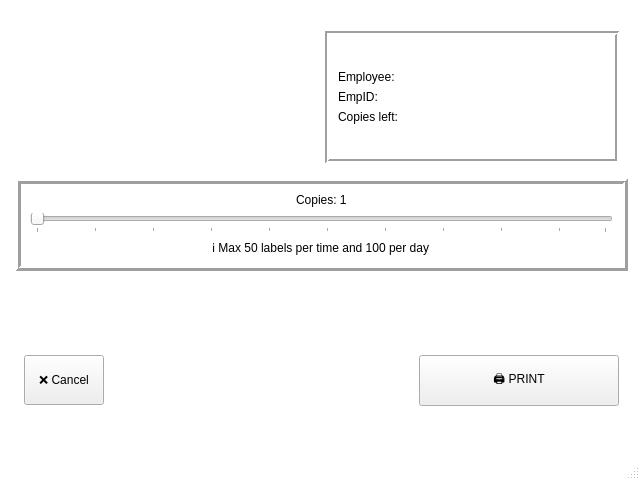
This is terminal_app/ui/mainwin.ui in msmwebUA/qr_printing_terminals as Qt 5 draws it before an edit. The edited form follows.
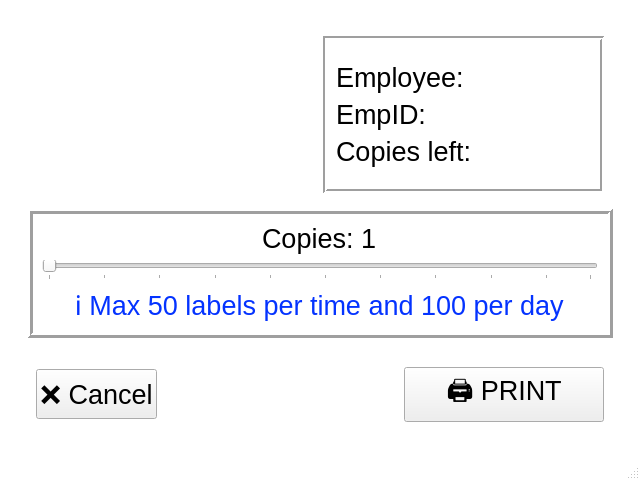
This is the edited form. The open tabs and pages were chosen to show the change. Icons and pictures are not drawn.

Commit message: Update UI to full screen size and change style of widgets

What changed in the file:
```diff
--- a/terminal_app/ui/mainwin.ui
+++ b/terminal_app/ui/mainwin.ui
@@ -22,15 +22,9 @@
 }</string>
   </property>
   <widget class="QWidget" name="centralwidget">
+   <layout class="QVBoxLayout" name="verticalLayout">
+    <item>
    <widget class="QStackedWidget" name="stackedWidget">
-    <property name="geometry">
-     <rect>
-      <x>0</x>
-      <y>0</y>
-      <width>641</width>
-      <height>421</height>
-     </rect>
-    </property>
     <property name="currentIndex">
      <number>2</number>
     </property>
@@ -215,18 +209,12 @@
      </widget>
     </widget>
     <widget class="QWidget" name="printPage">
+       <layout class="QVBoxLayout" name="verticalLayout_3">
+        <item>
      <widget class="QFrame" name="printFrame">
       <property name="enabled">
        <bool>true</bool>
       </property>
-      <property name="geometry">
-       <rect>
-        <x>6</x>
-        <y>13</y>
-        <width>631</width>
-        <height>411</height>
-       </rect>
-      </property>
       <property name="frameShape">
        <enum>QFrame::Shape::NoFrame</enum>
       </property>
@@ -245,6 +233,12 @@
          <layout class="QHBoxLayout" name="horizontalLayout_7">
           <item alignment="Qt::AlignmentFlag::AlignHCenter">
            <widget class="QLabel" name="printImg">
+                <property name="minimumSize">
+                 <size>
+                  <width>142</width>
+                  <height>142</height>
+                 </size>
+                </property>
             <property name="frameShape">
              <enum>QFrame::Shape::NoFrame</enum>
             </property>
@@ -283,6 +277,11 @@
              </item>
              <item alignment="Qt::AlignmentFlag::AlignLeft">
               <widget class="QLabel" name="empName">
+                   <property name="font">
+                    <font>
+                     <pointsize>20</pointsize>
+                    </font>
+                   </property>
                <property name="text">
                 <string>Employee: </string>
                </property>
@@ -290,6 +289,11 @@
              </item>
              <item alignment="Qt::AlignmentFlag::AlignLeft">
               <widget class="QLabel" name="empId">
+                   <property name="font">
+                    <font>
+                     <pointsize>20</pointsize>
+                    </font>
+                   </property>
                <property name="text">
                 <string>EmpID: </string>
                </property>
@@ -297,6 +301,11 @@
              </item>
              <item>
               <widget class="QLabel" name="copiesLeft">
+                   <property name="font">
+                    <font>
+                     <pointsize>20</pointsize>
+                    </font>
+                   </property>
                <property name="text">
                 <string>Copies left:</string>
                </property>
@@ -335,6 +344,11 @@
          <layout class="QVBoxLayout" name="verticalLayout_12">
           <item alignment="Qt::AlignmentFlag::AlignHCenter">
            <widget class="QLabel" name="copiesValue">
+                <property name="font">
+                 <font>
+                  <pointsize>20</pointsize>
+                 </font>
+                </property>
             <property name="text">
              <string>Copies: 1</string>
             </property>
@@ -370,6 +384,14 @@
           </item>
           <item alignment="Qt::AlignmentFlag::AlignHCenter">
            <widget class="QLabel" name="copiesInfo">
+                <property name="font">
+                 <font>
+                  <pointsize>20</pointsize>
+                 </font>
+                </property>
+                <property name="styleSheet">
+                 <string notr="true">color: rgb(4, 51, 255);</string>
+                </property>
             <property name="text">
              <string>ℹ️ Max 50 labels per time and 100 per day</string>
             </property>
@@ -408,6 +430,11 @@
               <height>50</height>
              </size>
             </property>
+                <property name="font">
+                 <font>
+                  <pointsize>20</pointsize>
+                 </font>
+                </property>
             <property name="text">
              <string>❌ Cancel</string>
             </property>
@@ -440,6 +467,17 @@
               <height>0</height>
              </size>
             </property>
+                <property name="maximumSize">
+                 <size>
+                  <width>16777215</width>
+                  <height>100</height>
+                 </size>
+                </property>
+                <property name="font">
+                 <font>
+                  <pointsize>20</pointsize>
+                 </font>
+                </property>
             <property name="text">
              <string>🖨️ PRINT</string>
             </property>
@@ -450,8 +488,12 @@
        </item>
       </layout>
      </widget>
-    </widget>
-   </widget>
+        </item>
+       </layout>
+      </widget>
+     </widget>
+    </item>
+   </layout>
   </widget>
   <widget class="QMenuBar" name="menubar">
    <property name="geometry">
```
Left out of the diff: 49 changed lines with no effect on the pictures. Lines whose indentation alone changed are shown as unchanged. The commit also changes 1 other file.
